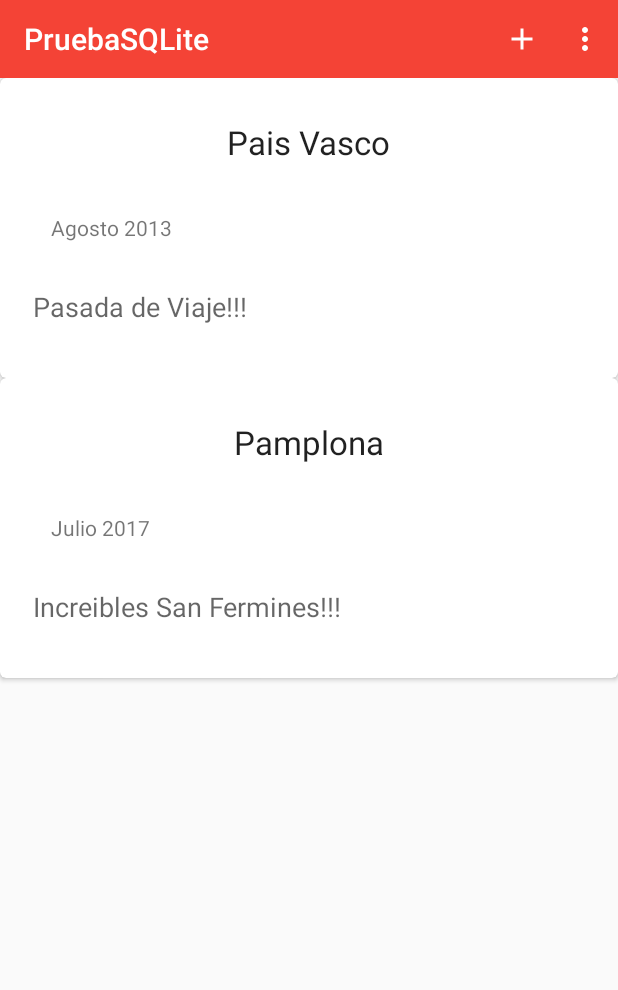
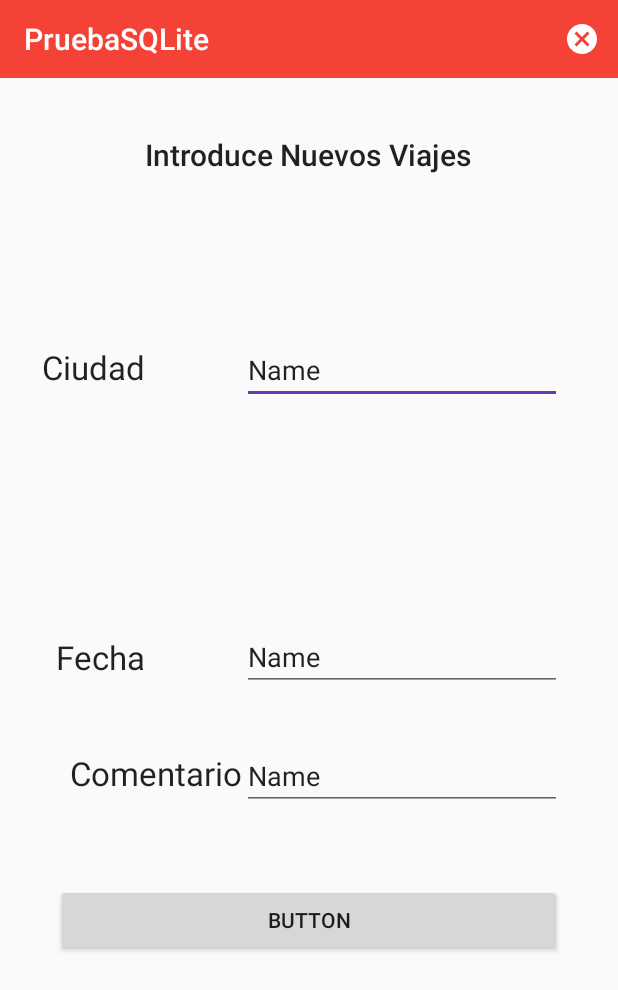
Before and after one commit to javpej/PruebaSQLite, an Android app: the screen it shows after launch (MainActivity before the commit, DataActivity after it), after a tap on "Añadir", on a phone screen of 412 x 824 dp. Shown: the top 990 px of the screen. Run offline under Robolectric (Android 15) with nearby library versions, the phone set to English and light mode, and no system bars.

Commit message:
Termina Interfaz lanzamiento segunda activity

```diff
--- a/app/src/main/AndroidManifest.xml
+++ b/app/src/main/AndroidManifest.xml
@@ -16,6 +16,9 @@
                 <category android:name="android.intent.category.LAUNCHER" />
             </intent-filter>
         </activity>
+        <activity android:name=".DataActivity">
+
+        </activity>
     </application>
 
 </manifest>
--- a/app/src/main/java/com/example/javi/pruebasqlite/DataActivity.java
+++ b/app/src/main/java/com/example/javi/pruebasqlite/DataActivity.java
@@ -3,6 +3,10 @@ package com.example.javi.pruebasqlite;
 import android.os.Bundle;
 import android.support.annotation.Nullable;
 import android.support.v7.app.AppCompatActivity;
+import android.support.v7.widget.Toolbar;
+import android.view.Menu;
+import android.view.MenuItem;
+import android.widget.EditText;
 
 /**
  * Created by Javi on 27/4/17.
@@ -10,12 +14,46 @@ import android.support.v7.app.AppCompatActivity;
 
 public class DataActivity extends AppCompatActivity {
 
-
+    Toolbar toolbaradd;
+    EditText edCiudad;
+    EditText edFecha;
+    EditText edDesc;
 
     @Override
     protected void onCreate(@Nullable Bundle savedInstanceState) {
         super.onCreate(savedInstanceState);
         setContentView(R.layout.activity_data);
+        toolbaradd = (Toolbar) findViewById(R.id.Toolbaradd);
+        setSupportActionBar(toolbaradd);
+
+        edCiudad = (EditText) findViewById(R.id.ETCiudad);
+        edFecha = (EditText) findViewById(R.id.ETFecha);
+        edDesc = (EditText) findViewById(R.id.ETDesc);
 
     }
+
+    @Override
+    public boolean onCreateOptionsMenu(Menu menu) {
+
+        getMenuInflater().inflate(R.menu.menuadd, menu);
+
+        return super.onCreateOptionsMenu(menu);
+    }
+
+    @Override
+    public boolean onOptionsItemSelected(MenuItem item) {
+
+
+        switch (item.getItemId()){
+
+            case R.id.action_cancel:
+
+                finish();
+
+        }
+        return super.onOptionsItemSelected(item);
+    }
+
+
+
 }
--- a/app/src/main/java/com/example/javi/pruebasqlite/MainActivity.java
+++ b/app/src/main/java/com/example/javi/pruebasqlite/MainActivity.java
@@ -1,5 +1,6 @@
 package com.example.javi.pruebasqlite;
 
+import android.content.Intent;
 import android.database.Cursor;
 import android.database.sqlite.SQLiteDatabase;
 import android.support.v7.app.AppCompatActivity;
@@ -61,7 +62,8 @@ public class MainActivity extends AppCompatActivity {
 
             case R.id.add_action:
 
-                Toast.makeText(this, "Has pulsado Añadir", Toast.LENGTH_SHORT).show();
+                Intent iadd = new Intent(this, DataActivity.class);
+                startActivityForResult(iadd, 2);
 
         }
 
--- a/app/src/main/res/drawable/ic_cancel.xml
+++ b/app/src/main/res/drawable/ic_cancel.xml
@@ -4,6 +4,6 @@
         android:viewportWidth="24.0"
         android:viewportHeight="24.0">
     <path
-        android:fillColor="#FF000000"
+        android:fillColor="#FFFFFF"
         android:pathData="M12,2C6.47,2 2,6.47 2,12s4.47,10 10,10 10,-4.47 10,-10S17.53,2 12,2zM17,15.59L15.59,17 12,13.41 8.41,17 7,15.59 10.59,12 7,8.41 8.41,7 12,10.59 15.59,7 17,8.41 13.41,12 17,15.59z"/>
 </vector>
--- a/app/src/main/res/layout/activity_data.xml
+++ b/app/src/main/res/layout/activity_data.xml
@@ -1,6 +1,112 @@
 <?xml version="1.0" encoding="utf-8"?>
 <LinearLayout xmlns:android="http://schemas.android.com/apk/res/android"
+    xmlns:tools="http://schemas.android.com/tools"
     android:orientation="vertical" android:layout_width="match_parent"
     android:layout_height="match_parent">
 
+    <include layout="@layout/toolbar" android:id="@+id/Toolbaradd"></include>
+
+    <RelativeLayout
+        android:layout_width="match_parent"
+        android:layout_height="match_parent">
+
+
+        <TextView
+            android:id="@+id/textView"
+            android:layout_width="wrap_content"
+            android:layout_height="wrap_content"
+            android:layout_alignParentTop="true"
+            android:layout_centerHorizontal="true"
+            android:layout_marginTop="37dp"
+            android:text="Introduce Nuevos Viajes"
+            android:textAppearance="@style/TextAppearance.AppCompat.Title" />
+
+        <TextView
+            android:id="@+id/textView3"
+            android:layout_width="wrap_content"
+            android:layout_height="wrap_content"
+            android:layout_below="@+id/textView"
+            android:layout_marginTop="113dp"
+            android:layout_toLeftOf="@+id/textView"
+            android:layout_toStartOf="@+id/textView"
+            android:text="Ciudad"
+            android:textAppearance="@style/TextAppearance.AppCompat.Large" />
+
+        <EditText
+            android:id="@+id/ETCiudad"
+            android:layout_width="wrap_content"
+            android:layout_height="wrap_content"
+            android:layout_alignBaseline="@+id/textView3"
+            android:layout_alignBottom="@+id/textView3"
+            android:layout_alignParentEnd="true"
+            android:layout_alignParentRight="true"
+            android:layout_marginEnd="37dp"
+            android:layout_marginRight="37dp"
+            android:ems="10"
+            android:inputType="textPersonName"
+            android:text="Name" />
+
+        <EditText
+            android:id="@+id/ETFecha"
+            android:layout_width="wrap_content"
+            android:layout_height="wrap_content"
+            android:layout_alignEnd="@+id/ETCiudad"
+            android:layout_alignRight="@+id/ETCiudad"
+            android:layout_centerVertical="true"
+            android:ems="10"
+            android:inputType="textPersonName"
+            android:text="Name" />
+
+        <TextView
+            android:id="@+id/textView4"
+            android:layout_width="wrap_content"
+            android:layout_height="wrap_content"
+            android:layout_alignEnd="@+id/textView3"
+            android:layout_alignRight="@+id/textView3"
+            android:layout_centerVertical="true"
+            android:text="Fecha"
+            android:textAppearance="@style/TextAppearance.AppCompat.Large" />
+
+        <EditText
+            android:id="@+id/ETDesc"
+            android:layout_width="wrap_content"
+            android:layout_height="wrap_content"
+            android:layout_alignLeft="@+id/ETFecha"
+            android:layout_alignStart="@+id/ETFecha"
+            android:layout_below="@+id/ETFecha"
+            android:layout_marginTop="34dp"
+            android:ems="10"
+            android:inputType="textPersonName"
+            android:text="Name" />
+
+        <TextView
+            android:id="@+id/textView7"
+            android:layout_width="wrap_content"
+            android:layout_height="wrap_content"
+            android:layout_alignBaseline="@+id/ETDesc"
+            android:layout_alignBottom="@+id/ETDesc"
+            android:layout_toLeftOf="@+id/ETDesc"
+            android:layout_toStartOf="@+id/ETDesc"
+            android:text="Comentario"
+            android:textAppearance="@style/TextAppearance.AppCompat.Large" />
+
+        <Button
+            android:id="@+id/BtnAceptar"
+            style="@style/Widget.AppCompat.Button"
+            android:layout_width="wrap_content"
+            android:layout_height="wrap_content"
+            android:layout_alignEnd="@+id/ETDesc"
+            android:layout_alignLeft="@+id/textView4"
+            android:layout_alignRight="@+id/ETDesc"
+            android:layout_alignStart="@+id/textView4"
+            android:layout_below="@+id/ETDesc"
+            android:layout_marginTop="49dp"
+            android:onClick="pulsarBotonAceptar"
+            android:text="Button"
+            tools:text="Aceptar" />
+
+    </RelativeLayout>
+
+
+
 </LinearLayout>
--- /dev/null
+++ b/app/src/main/res/layout/toolbaradd.xml
@@ -0,0 +1,10 @@
+<?xml version="1.0" encoding="utf-8"?>
+<android.support.v7.widget.Toolbar android:layout_height="52dp"
+    android:layout_width="match_parent"
+    xmlns:app="http://schemas.android.com/apk/res-auto"
+    app:theme="@style/ThemeOverlay.AppCompat.Dark.ActionBar"
+    app:popupTheme="@style/ThemeOverlay.AppCompat.Light"
+    android:background="@color/colorPrimary"
+    xmlns:android="http://schemas.android.com/apk/res/android">
+
+</android.support.v7.widget.Toolbar>
```
